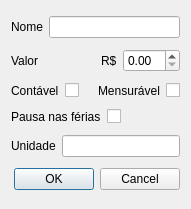
The window that ui/item.ui (vazerick/futuro) describes before a commit, drawn with Qt 5.
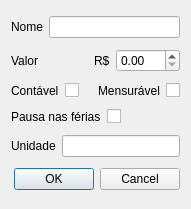
The same window after the commit.

Commit message: Corrige o limite de R$99 nos itens.

The edit to the form file:
```diff
--- a/ui/item.ui
+++ b/ui/item.ui
@@ -58,7 +58,11 @@
       </widget>
      </item>
      <item>
-      <widget class="QDoubleSpinBox" name="valorDoubleSpinBox"/>
+      <widget class="QDoubleSpinBox" name="valorDoubleSpinBox">
+       <property name="maximum">
+        <double>999.990000000000009</double>
+       </property>
+      </widget>
      </item>
     </layout>
    </item>
```
The commit also changes 1 other file.
